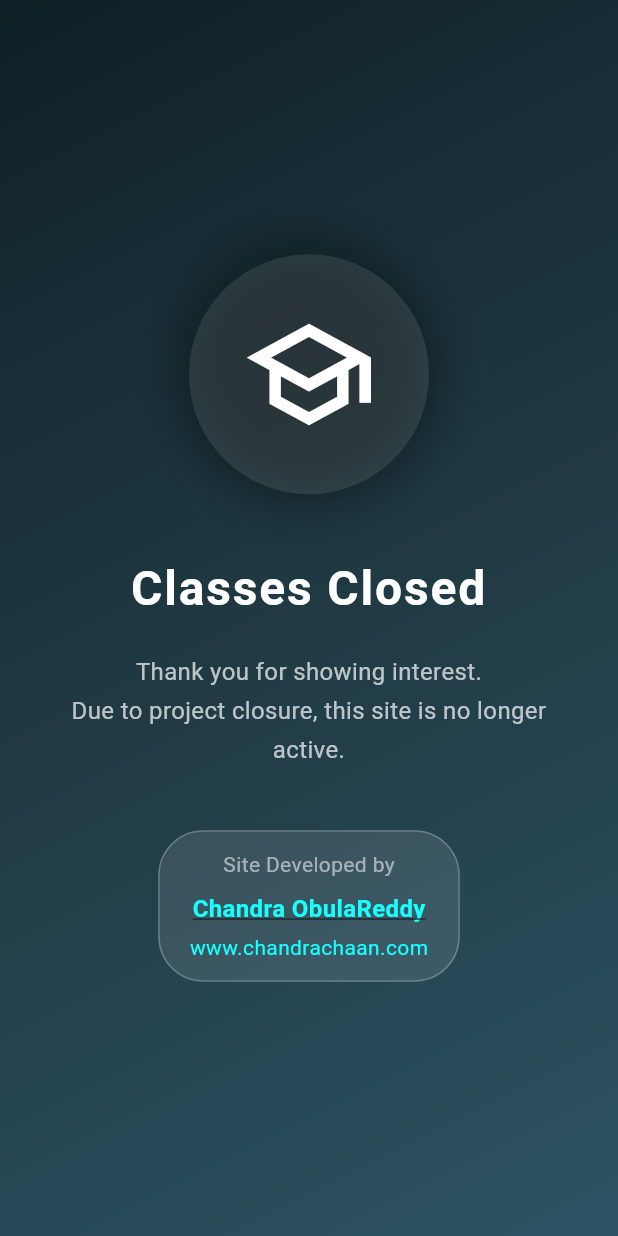
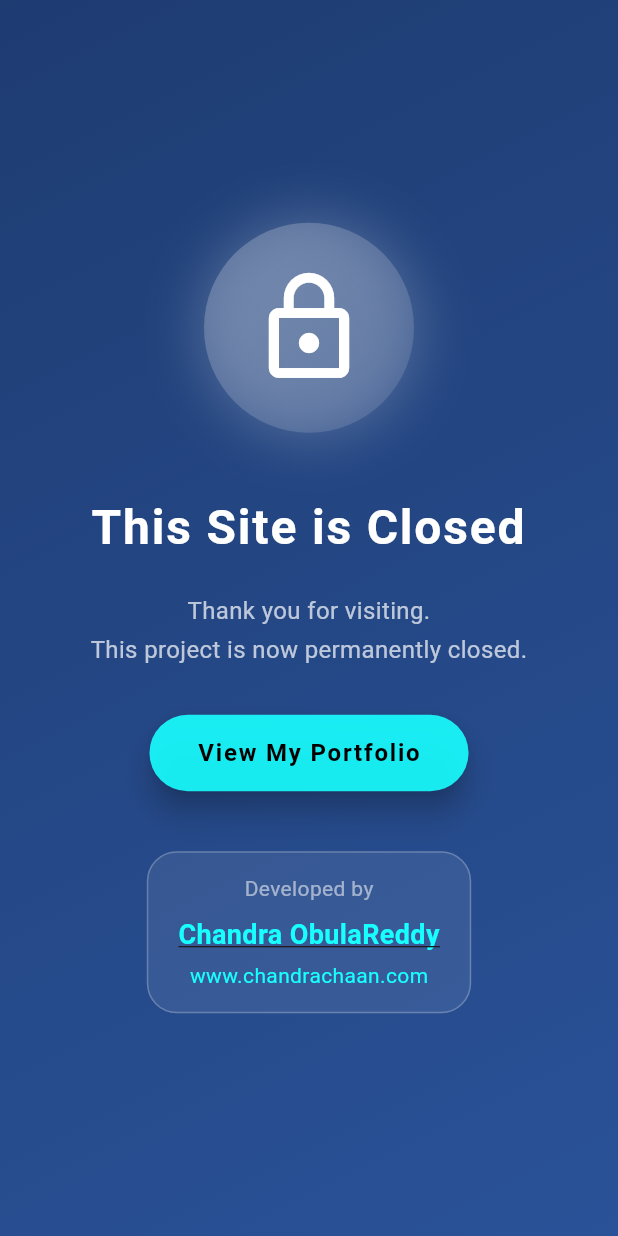
Before and after one commit to ChandraChaan/chaanova, a Flutter app: the screen it shows after launch, after a tap on "Chandra ObulaReddy", on a phone screen of 412 x 824 dp. Run offline on Flutter 3.47's test engine with Material 3 defaults, Android fonts, the phone set to English and light mode, and no system bars; our stand-ins replace cloud_firestore, firebase_core, firebase_messaging, flutter_local_notifications, shared_preferences, youtube_player_iframe; missing offline and left inert: dart:html, dart:js, dart:ui_web; accounts and stored records are empty.

Commit message:
added some best UI

```diff
--- /dev/null
+++ b/lib/siite_closed_page.dart
@@ -0,0 +1,166 @@
+import 'package:flutter/material.dart';
+import 'package:url_launcher/url_launcher.dart';
+
+class SiteClosedPage extends StatelessWidget {
+  const SiteClosedPage({super.key});
+
+  void _launchPortfolio() async {
+    final Uri url = Uri.parse('https://chandrachaan.com');
+    if (await canLaunchUrl(url)) {
+      await launchUrl(url, mode: LaunchMode.externalApplication);
+    } else {
+      throw 'Could not launch ${url.toString()}';
+    }
+  }
+
+  @override
+  Widget build(BuildContext context) {
+    return Scaffold(
+      body: Container(
+        width: double.infinity,
+        decoration: const BoxDecoration(
+          gradient: LinearGradient(
+            colors: [Color(0xFF1E3C72), Color(0xFF2A5298)],
+            begin: Alignment.topLeft,
+            end: Alignment.bottomRight,
+          ),
+        ),
+        child: Center(
+          child: SingleChildScrollView(
+            child: Padding(
+              padding: const EdgeInsets.symmetric(horizontal: 24.0),
+              child: TweenAnimationBuilder<double>(
+                duration: const Duration(milliseconds: 1200),
+                tween: Tween<double>(begin: 0, end: 1),
+                curve: Curves.easeOutBack,
+                builder: (context, value, child) {
+                  return Opacity(
+                    opacity: value.clamp(0.0, 1.0),
+                    child: Transform.scale(
+                      scale: value,
+                      child: child,
+                    ),
+                  );
+                },
+                child: Column(
+                  mainAxisSize: MainAxisSize.min,
+                  children: [
+                    Container(
+                      padding: const EdgeInsets.all(30),
+                      decoration: BoxDecoration(
+                        shape: BoxShape.circle,
+                        gradient: const LinearGradient(
+                          colors: [Colors.white24, Colors.white10],
+                          begin: Alignment.topLeft,
+                          end: Alignment.bottomRight,
+                        ),
+                        boxShadow: [
+                          BoxShadow(
+                            color: Colors.white.withOpacity(0.2),
+                            blurRadius: 30,
+                            spreadRadius: 5,
+                          ),
+                        ],
+                      ),
+                      child: const Icon(
+                        Icons.lock_outline,
+                        size: 80,
+                        color: Colors.white,
+                      ),
+                    ),
+                    const SizedBox(height: 40),
+                    const Text(
+                      'This Site is Closed',
+                      textAlign: TextAlign.center,
+                      style: TextStyle(
+                        fontSize: 32,
+                        fontWeight: FontWeight.bold,
+                        color: Colors.white,
+                        letterSpacing: 1.2,
+                      ),
+                    ),
+                    const SizedBox(height: 20),
+                    const Text(
+                      'Thank you for visiting.\nThis project is now permanently closed.',
+                      textAlign: TextAlign.center,
+                      style: TextStyle(
+                        fontSize: 16,
+                        color: Colors.white70,
+                        height: 1.6,
+                      ),
+                    ),
+                    const SizedBox(height: 30),
+                    ElevatedButton(
+                      onPressed: _launchPortfolio,
+                      style: ElevatedButton.styleFrom(
+                        backgroundColor: Colors.cyanAccent.withOpacity(0.9),
+                        foregroundColor: Colors.black,
+                        elevation: 8,
+                        shape: RoundedRectangleBorder(
+                          borderRadius: BorderRadius.circular(30),
+                        ),
+                        padding: const EdgeInsets.symmetric(horizontal: 32, vertical: 14),
+                      ),
+                      child: const Text(
+                        'View My Portfolio',
+                        style: TextStyle(
+                          fontSize: 16,
+                          fontWeight: FontWeight.bold,
+                          letterSpacing: 1.2,
+                        ),
+                      ),
+                    ),
+                    const SizedBox(height: 40),
+                    Container(
+                      padding: const EdgeInsets.symmetric(horizontal: 20, vertical: 14),
+                      decoration: BoxDecoration(
+                        color: Colors.white.withOpacity(0.08),
+                        borderRadius: BorderRadius.circular(20),
+                        border: Border.all(color: Colors.white24),
+                      ),
+                      child: Column(
+                        children: [
+                          const Text(
+                            'Developed by',
+                            style: TextStyle(
+                              fontSize: 14,
+                              color: Colors.white54,
+                            ),
+                          ),
+                          const SizedBox(height: 8),
+                          GestureDetector(
+                            onTap: _launchPortfolio,
+                            child: const Text(
+                              'Chandra ObulaReddy',
+                              style: TextStyle(
+                                fontSize: 18,
+                                fontWeight: FontWeight.bold,
+                                color: Colors.cyanAccent,
+                                decoration: TextDecoration.underline,
+                              ),
+                            ),
+                          ),
+                          const SizedBox(height: 4),
+                          GestureDetector(
+                            onTap: _launchPortfolio,
+                            child: const Text(
+                              'www.chandrachaan.com',
+                              style: TextStyle(
+                                fontSize: 14,
+                                color: Colors.cyanAccent,
+                              ),
+                            ),
+                          ),
+                        ],
+                      ),
+                    ),
+                  ],
+                ),
+              ),
+            ),
+          ),
+        ),
+      ),
+    );
+  }
+}
--- a/lib/user_view/startup_checker.dart
+++ b/lib/user_view/startup_checker.dart
@@ -2,6 +2,7 @@ import 'package:flutter/material.dart';
 import 'package:shared_preferences/shared_preferences.dart';
 
 import '../registration_page.dart';
+import '../siite_closed_page.dart';
 import 'dashboard_page.dart';
 import 'folder_page.dart';
 
@@ -51,134 +52,3 @@ class _StartupCheckerState extends State<StartupChecker> {
     );
   }
 }
-
-class SiteClosedPage extends StatelessWidget {
-  const SiteClosedPage({super.key});
-
-  @override
-  Widget build(BuildContext context) {
-    return Scaffold(
-      body: Container(
-        decoration: const BoxDecoration(
-          gradient: LinearGradient(
-            colors: [Color(0xFF0F2027), Color(0xFF203A43), Color(0xFF2C5364)],
-            begin: Alignment.topLeft,
-            end: Alignment.bottomRight,
-          ),
-        ),
-        child: Center(
-          child: Padding(
-            padding: const EdgeInsets.symmetric(horizontal: 24.0),
-            child: Column(
-              mainAxisSize: MainAxisSize.min,
-              children: [
-                TweenAnimationBuilder<double>(
-                  duration: const Duration(milliseconds: 1200),
-                  tween: Tween<double>(begin: 0, end: 1),
-                  curve: Curves.easeOutExpo,
-                  builder: (context, value, child) {
-                    return Opacity(
-                      opacity: value,
-                      child: Transform.scale(
-                        scale: value,
-                        child: child,
-                      ),
-                    );
-                  },
-                  child: Container(
-                    padding: const EdgeInsets.all(35),
-                    decoration: BoxDecoration(
-                      shape: BoxShape.circle,
-                      color: Colors.white.withOpacity(0.1),
-                      boxShadow: [
-                        BoxShadow(
-                          color: Colors.black.withOpacity(0.4),
-                          blurRadius: 30,
-                          spreadRadius: 5,
-                        ),
-                      ],
-                    ),
-                    child: const Icon(
-                      Icons.school_outlined,
-                      size: 90,
-                      color: Colors.white,
-                    ),
-                  ),
-                ),
-                const SizedBox(height: 40),
-                const Text(
-                  'Classes Closed',
-                  textAlign: TextAlign.center,
-                  style: TextStyle(
-                    fontSize: 32,
-                    fontWeight: FontWeight.bold,
-                    color: Colors.white,
-                    letterSpacing: 1.2,
-                  ),
-                ),
-                const SizedBox(height: 20),
-                const Text(
-                  'Thank you for showing interest.\nDue to project closure, this site is no longer active.',
-                  textAlign: TextAlign.center,
-                  style: TextStyle(
-                    fontSize: 16,
-                    color: Colors.white70,
-                    height: 1.6,
-                  ),
-                ),
-                const SizedBox(height: 40),
-                Container(
-                  padding: const EdgeInsets.symmetric(horizontal: 20, vertical: 12),
-                  decoration: BoxDecoration(
-                    color: Colors.white.withOpacity(0.1),
-                    borderRadius: BorderRadius.circular(30),
-                    border: Border.all(color: Colors.white24),
-                  ),
-                  child: Column(
-                    children: [
-                      const Text(
-                        'Site Developed by',
-                        style: TextStyle(
-                          fontSize: 14,
-                          color: Colors.white54,
-                        ),
-                      ),
-                      const SizedBox(height: 8),
-                      GestureDetector(
-                        onTap: () {
-                          // Optional: Add URL launch logic here
-                        },
-                        child: const Text(
-                          'Chandra ObulaReddy',
-                          style: TextStyle(
-                            fontSize: 16,
-                            fontWeight: FontWeight.bold,
-                            color: Colors.cyanAccent,
-                            decoration: TextDecoration.underline,
-                          ),
-                        ),
-                      ),
-                      const SizedBox(height: 4),
-                      GestureDetector(
-                        onTap: () {
-                          // Optional: Add URL launch logic
-                        },
-                        child: const Text(
-                          'www.chandrachaan.com',
-                          style: TextStyle(
-                            fontSize: 14,
-                            color: Colors.cyanAccent,
-                          ),
-                        ),
-                      ),
-                    ],
-                  ),
-                ),
-              ],
-            ),
-          ),
-        ),
-      ),
-    );
-  }
-}
```
